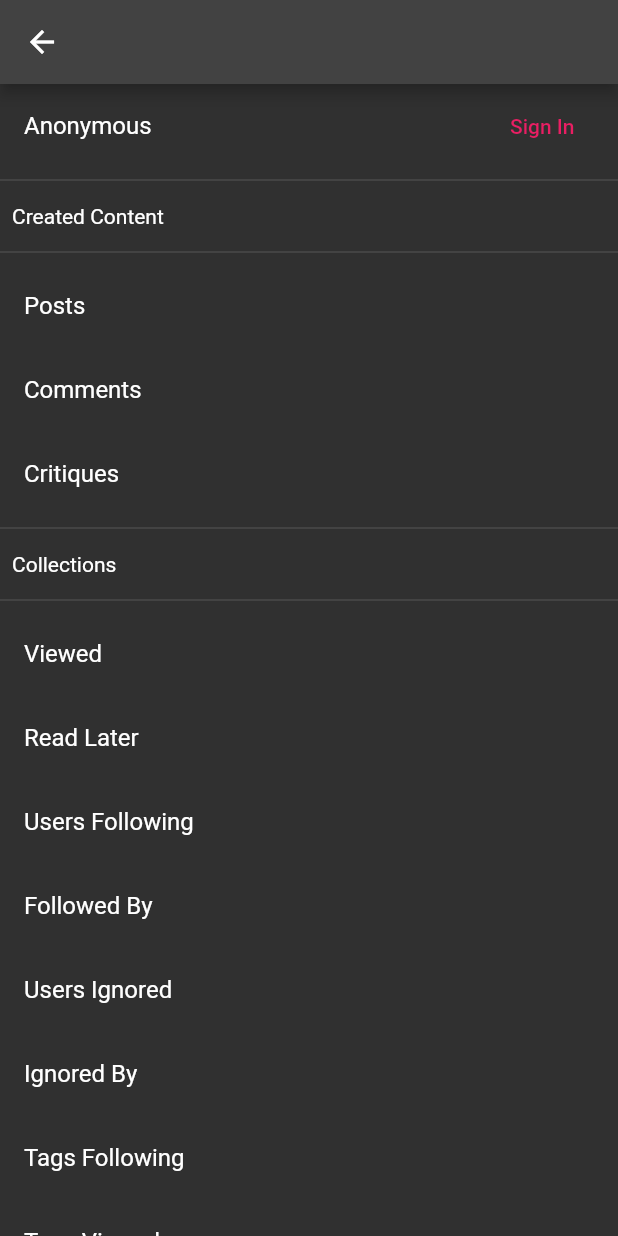
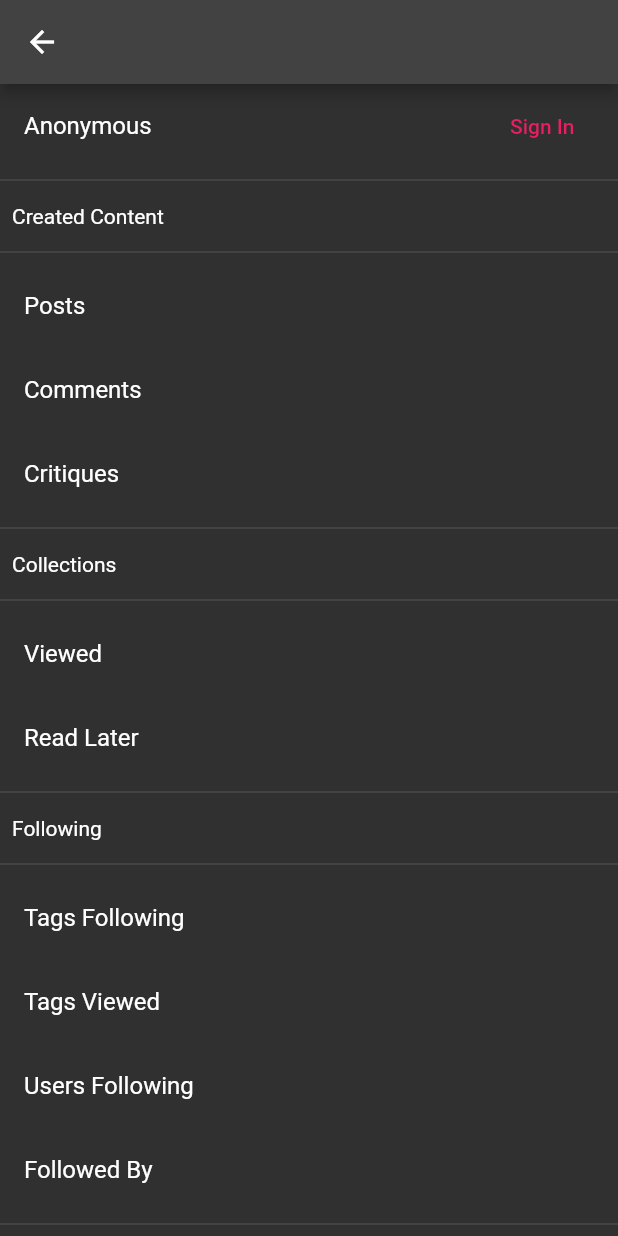
Before and after one commit to Letanyan/social_news_app, a Flutter app: the AccountPage screen opened directly with empty values, on a phone screen of 412 x 824 dp. Run offline on Flutter 3.47's test engine with Material 2 defaults, Android fonts, the light colour scheme and no system bars; our stand-ins replace device_info_plus, flutter_keyboard_visibility, flutter_slidable, geocoding, geolocator, get and 4 more; missing offline and left inert: flutter_appauth, flutter_dialogs, in_app_purchase_platform_interface, system_theme; accounts and stored records are empty.

Commit message:
categorise account collections more

```diff
--- a/lib/account_page.dart
+++ b/lib/account_page.dart
@@ -381,12 +381,24 @@ class _AccountPageState extends State<AccountPage> {
       const Divider(thickness: 1),
       viewed,
       readLater,
+      const Divider(thickness: 1),
+      Padding(
+        padding: EdgeInsets.all(8),
+        child: Text(TRGeneral.following),
+      ),
+      const Divider(thickness: 1),
+      favourites,
+      watchedTags,
       following,
       followedBy,
+      const Divider(thickness: 1),
+      Padding(
+        padding: EdgeInsets.all(8),
+        child: Text(TRGeneral.ignoring),
+      ),
+      const Divider(thickness: 1),
       ignored,
       ignoredBy,
-      favourites,
-      watchedTags,
       const Divider(thickness: 1),
       Padding(
         padding: EdgeInsets.all(8),
--- a/lib/model/locale.dart
+++ b/lib/model/locale.dart
@@ -357,6 +357,24 @@ abstract class TRGeneral {
         return "An Error Occurred";
       case LC.es:
         return "Ocurrió Un Error";
+    }
+  }
+
+  static String get following {
+    switch (locale) {
+      case LC.en:
+        return "Following";
+      case LC.es:
+        return "Siguiente";
+    }
+  }
+
+  static String get ignoring {
+    switch (locale) {
+      case LC.en:
+        return "Ignoring";
+      case LC.es:
+        return "Postergación";
     }
   }
 
```
